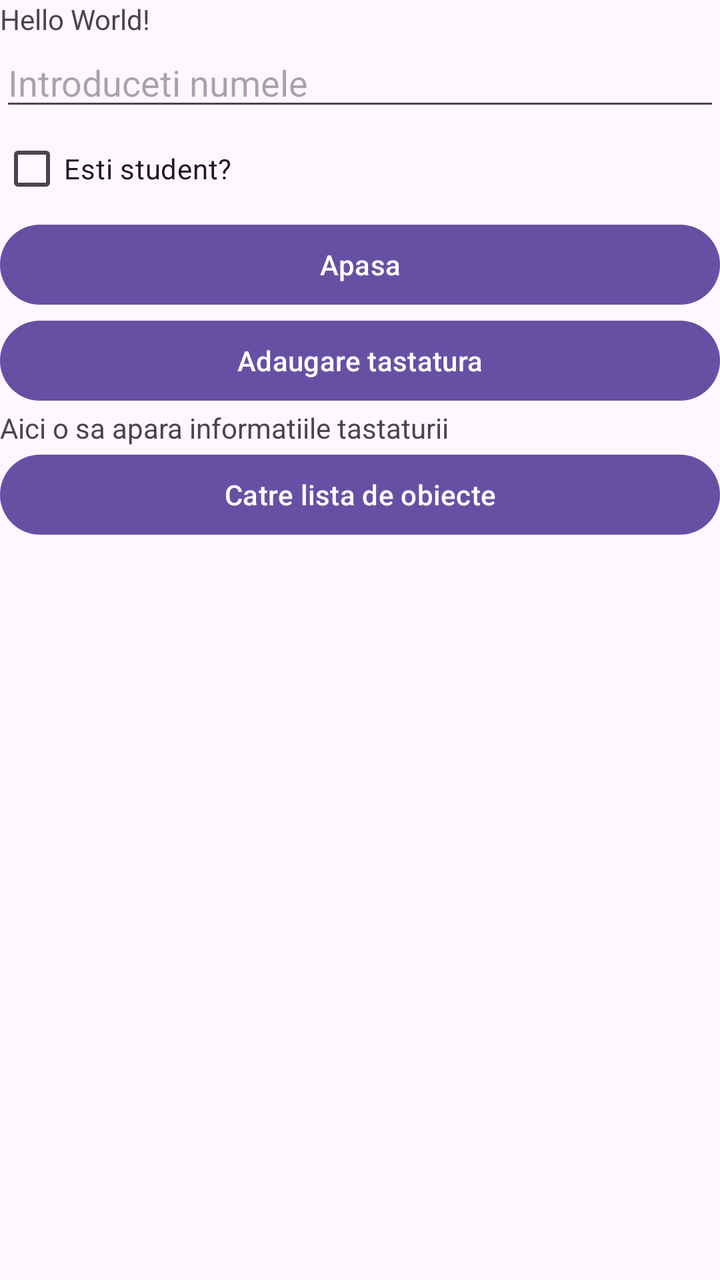
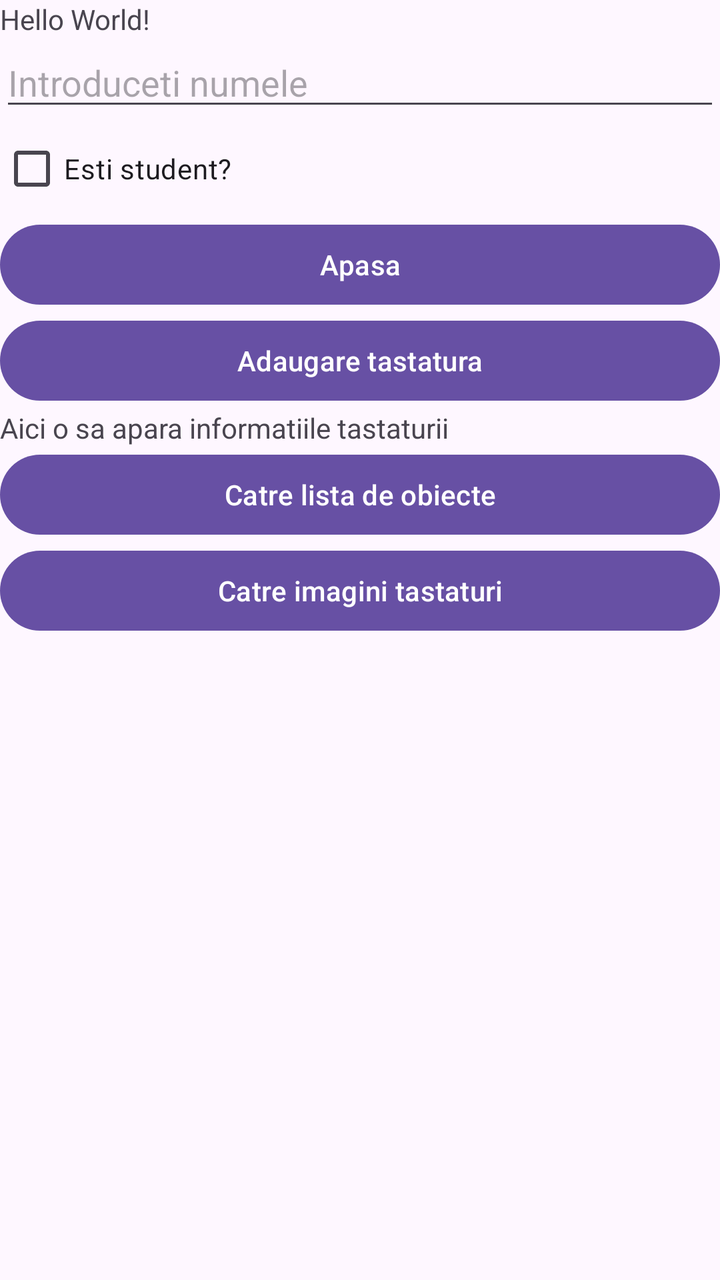

Before-and-after screenshots of an Android layout around one commit, followed by the original layout XML and the change that was made.
<!-- AndroidManifest.xml: application theme Theme.Laborator2 -->
<!-- res/layout/activity_main.xml -->
<?xml version="1.0" encoding="utf-8"?>
<LinearLayout xmlns:android="http://schemas.android.com/apk/res/android"
    xmlns:app="http://schemas.android.com/apk/res-auto"
    xmlns:tools="http://schemas.android.com/tools"
    android:id="@+id/main"
    android:orientation="vertical"
    android:layout_width="match_parent"
    android:layout_height="match_parent"
    tools:context=".MainActivity">

    <TextView
        android:layout_width="wrap_content"
        android:layout_height="wrap_content"
        android:text="Hello World!"
        />

    <EditText
        android:id="@+id/nume_ET"
        android:layout_width="match_parent"
        android:layout_height="wrap_content"
        android:hint="@string/introduceti_numele"
        android:inputType="text"
        />

    <CheckBox
        android:id="@+id/eStudent_CB"
        android:layout_width="match_parent"
        android:layout_height="wrap_content"
        android:text="@string/esti_student"
        />

    <Button
        android:layout_width="match_parent"
        android:layout_height="wrap_content"
        android:text="@string/apasa"
        android:onClick="culegeDate"
        />


    <Button
        android:id="@+id/bttn_adaugareTastatura"
        android:layout_width="match_parent"
        android:layout_height="wrap_content"
        android:text="@string/adaugare_tastatura"
        />

    <TextView
        android:id="@+id/afisareInformatii_TV"
        android:layout_width="match_parent"
        android:layout_height="wrap_content"
        android:text="@string/aici_o_sa_apara_informatiile_tastaturii"
        />

    <Button
        android:id="@+id/bttn_deschideActivitateLista"
        android:layout_width="match_parent"
        android:layout_height="wrap_content"
        android:text="@string/catre_lista_de_obiecte"
        />

</LinearLayout>
<!-- resources referenced by this layout -->
<resources>
  <string name="adaugare_tastatura">Adaugare tastatura</string>
  <string name="aici_o_sa_apara_informatiile_tastaturii">Aici o sa apara informatiile tastaturii</string>
  <string name="apasa">Apasa</string>
  <string name="catre_lista_de_obiecte">Catre lista de obiecte</string>
  <string name="esti_student">Esti student?</string>
  <string name="introduceti_numele">Introduceti numele</string>
  <style name="Theme.Laborator2" parent="Base.Theme.Laborator2" />
  <style name="Base.Theme.Laborator2" parent="Theme.Material3.DayNight.NoActionBar">
          
          
      </style>
</resources>

<!-- the commit's change to res/layout/activity_main.xml (unified diff, before → after) -->
@@ -58,4 +58,10 @@
         android:text="@string/catre_lista_de_obiecte"
         />
 
+    <Button
+        android:id="@+id/bttn_deschideImaginiTastaturi"
+        android:layout_width="match_parent"
+        android:layout_height="wrap_content"
+        android:text="@string/catre_imagini_tastaturi"/>
+
 </LinearLayout>
<!-- resource entries referenced after the edit -->
@@ -3,6 +3,7 @@
   <string name="adaugare_tastatura">Adaugare tastatura</string>
   <string name="aici_o_sa_apara_informatiile_tastaturii">Aici o sa apara informatiile tastaturii</string>
   <string name="apasa">Apasa</string>
+  <string name="catre_imagini_tastaturi">Catre imagini tastaturi</string>
   <string name="catre_lista_de_obiecte">Catre lista de obiecte</string>
   <string name="esti_student">Esti student?</string>
   <string name="introduceti_numele">Introduceti numele</string>
